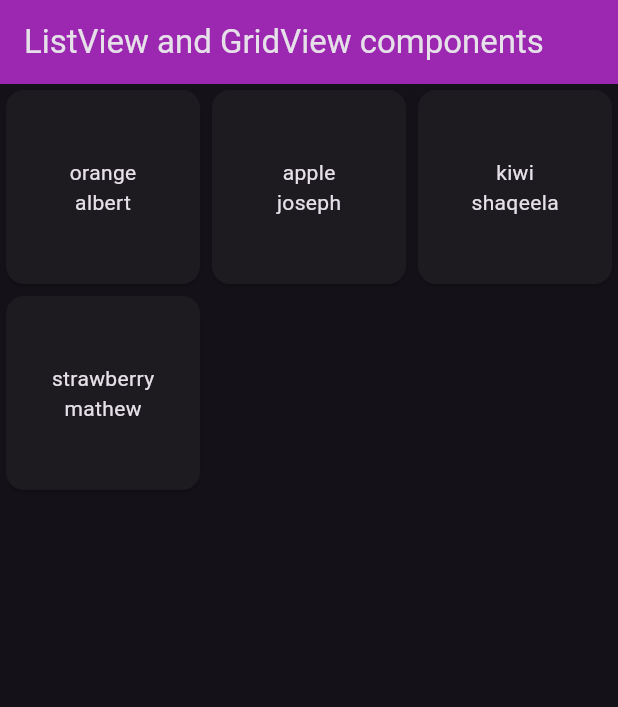
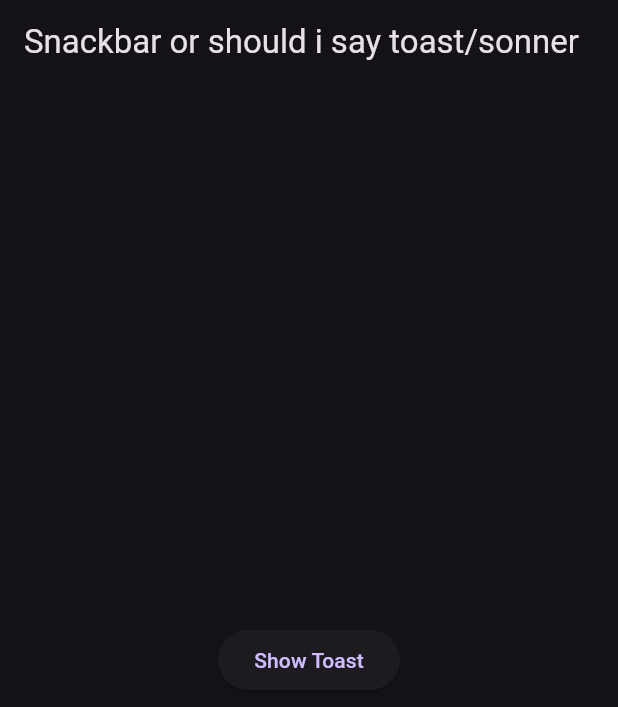
Before and after one commit to Aditya-Rawat01/7-days-of-flutter, a Flutter app: the screen it shows after launch, on a phone screen of 412 x 824 dp. Shown: the top 707 px of the screen. Run offline on Flutter 3.47's test engine with Material 3 defaults, Android fonts, the light colour scheme and no system bars.

Commit message:
snackbar/toast

```diff
--- a/lib/main.dart
+++ b/lib/main.dart
@@ -5,6 +5,7 @@ import 'package:flutter/material.dart';
 import 'package:second_flutter_project/widgets/container_widget.dart';
 import 'package:second_flutter_project/widgets/listGrid_widget.dart';
 import 'package:second_flutter_project/widgets/row_col_widget.dart';
+import 'package:second_flutter_project/widgets/snackbar_widget.dart';
 import 'package:second_flutter_project/widgets/textButton.dart';
 
 void main() =>runApp(MyApp());
@@ -20,7 +21,7 @@ class MyApp extends StatelessWidget {
         brightness: Brightness.dark,
         primaryColor: Colors.deepOrange
       ),
-      home: ListgridWidget()
+      home: SnackbarWidget()
     );
   }
 }
--- /dev/null
+++ b/lib/widgets/snackbar_widget.dart
@@ -0,0 +1,32 @@
+import 'package:flutter/material.dart';
+
+class SnackbarWidget extends StatelessWidget {
+  const SnackbarWidget({super.key});
+
+  @override
+  Widget build(BuildContext context) {
+    return Scaffold(
+      appBar: AppBar(title: Text("Snackbar or should i say toast/sonner")),
+      body: Center(
+        child: ElevatedButton(
+          onPressed: () {
+            final Snackbar = SnackBar(
+              content: Text("this is a mafaka toast"),
+              backgroundColor: Colors.amber,
+              showCloseIcon: false,
+              duration: Duration(seconds: 4),
+              behavior: SnackBarBehavior.floating,
+              shape: RoundedRectangleBorder(borderRadius: BorderRadius.all(Radius.circular(20))),
+              action: SnackBarAction(label: "Undo", onPressed: (){print("This will help in undo option");}, textColor: Colors.blue,),
+            );
+            ScaffoldMessenger.of(
+              context,
+            ).hideCurrentSnackBar(reason: SnackBarClosedReason.hide);
+            ScaffoldMessenger.of(context).showSnackBar(Snackbar);
+          },
+          child: Text("Show Toast"),
+        ),
+      ),
+    );
+  }
+}
```
